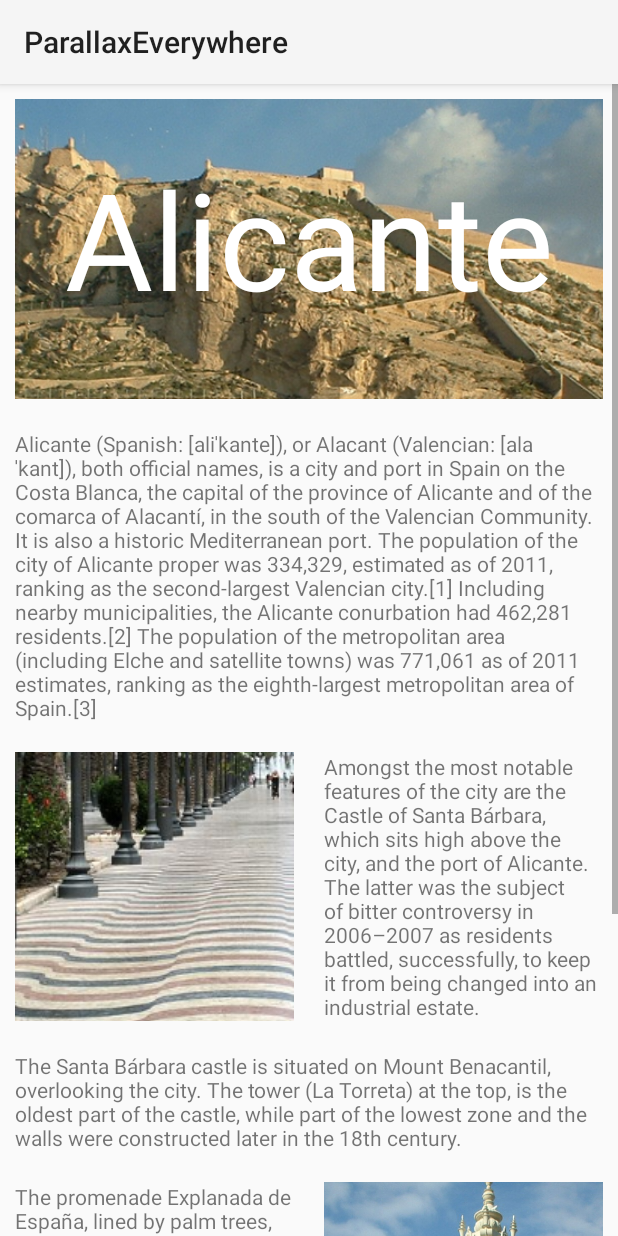
After one commit to Narfss/ParallaxEverywhere, an Android app: the layout fragment_parallax_everywhere_barcelona.xml on its own in the app's theme, with its tools: preview values and no code run, on a phone screen of 412 x 824 dp. The commit adds this screen. Run offline under Robolectric (Android 15) with nearby library versions, the phone set to English and light mode, and no system bars.

Commit message:
Cleaning code

```diff
--- a/library/src/main/java/com/fmsirvent/ParallaxEverywhere/PEWImageView.java
+++ b/library/src/main/java/com/fmsirvent/ParallaxEverywhere/PEWImageView.java
@@ -49,8 +49,8 @@ public class PEWImageView  extends ImageView {
     }
 
     private void checkAttributes(AttributeSet attrs) {
-        TypedArray arr = getContext().obtainStyledAttributes(attrs, R.styleable.PEWImageView);
-        int reverse = arr.getInt(R.styleable.PEWImageView_reverse, 1);
+        TypedArray arr = getContext().obtainStyledAttributes(attrs, R.styleable.PEWAttrs);
+        int reverse = arr.getInt(R.styleable.PEWAttrs_reverse, 1);
 
         reverseX = false;
         reverseY = false;
--- a/library/src/main/java/com/fmsirvent/ParallaxEverywhere/PEWTextView.java
+++ b/library/src/main/java/com/fmsirvent/ParallaxEverywhere/PEWTextView.java
@@ -56,8 +56,8 @@ public class PEWTextView extends TextView {
     }
 
     private void checkAttributes(AttributeSet attrs) {
-        TypedArray arr = getContext().obtainStyledAttributes(attrs, R.styleable.PEWImageView);
-        int reverse = arr.getInt(R.styleable.PEWImageView_reverse, 1);
+        TypedArray arr = getContext().obtainStyledAttributes(attrs, R.styleable.PEWAttrs);
+        int reverse = arr.getInt(R.styleable.PEWAttrs_reverse, 1);
 
         reverseX = false;
         reverseY = false;
@@ -76,8 +76,8 @@ public class PEWTextView extends TextView {
                 break;
         }
 
-        scrollSpaceX = arr.getDimensionPixelSize(R.styleable.PEWImageView_parallax_x, 0);
-        scrollSpaceY = arr.getDimensionPixelSize(R.styleable.PEWImageView_parallax_y, 0);
+        scrollSpaceX = arr.getDimensionPixelSize(R.styleable.PEWAttrs_parallax_x, 0);
+        scrollSpaceY = arr.getDimensionPixelSize(R.styleable.PEWAttrs_parallax_y, 0);
 
         arr.recycle();
     }
--- a/library/src/main/res/values/attrs.xml
+++ b/library/src/main/res/values/attrs.xml
@@ -1,6 +1,6 @@
 <?xml version="1.0" encoding="utf-8"?>
 <resources>
-    <declare-styleable name="PEWImageView">
+    <declare-styleable name="PEWAttrs">
         <attr name="reverse">
             <enum name="none" value="1" />
             <enum name="reverseX" value="2" />
--- a/sample/src/main/java/com/fmsirvent/ParallaxEverywhereSample/ParallaxEverywhereSample.java
+++ b/sample/src/main/java/com/fmsirvent/ParallaxEverywhereSample/ParallaxEverywhereSample.java
@@ -175,7 +175,7 @@ public class ParallaxEverywhereSample extends Activity implements ActionBar.TabL
         @Override
         public View onCreateView(LayoutInflater inflater, ViewGroup container,
                 Bundle savedInstanceState) {
-            View rootView = inflater.inflate(R.layout.fragment_parallax_everywhere_sample, container, false);
+            View rootView = inflater.inflate(R.layout.fragment_parallax_everywhere_alicante, container, false);
             return rootView;
         }
     }
--- /dev/null
+++ b/sample/src/main/res/layout/fragment_parallax_everywhere_barcelona.xml
@@ -0,0 +1,119 @@
+<FrameLayout xmlns:android="http://schemas.android.com/apk/res/android"
+    xmlns:pew="http://schemas.android.com/apk/res-auto"
+    xmlns:tools="http://schemas.android.com/tools"
+    android:layout_width="match_parent"
+    android:layout_height="match_parent"
+    tools:context=".ParallaxDemo$PlaceholderFragment">
+
+    <TextView
+        android:id="@+id/section_label"
+        android:layout_width="wrap_content"
+        android:layout_height="wrap_content" />
+
+    <ScrollView
+        android:layout_width="match_parent"
+        android:layout_height="match_parent">
+
+        <LinearLayout
+            android:layout_width="match_parent"
+            android:layout_height="wrap_content"
+            android:orientation="vertical">
+
+            <FrameLayout
+                android:layout_width="wrap_content"
+                android:layout_height="wrap_content">
+
+                <com.fmsirvent.ParallaxEverywhere.PEWImageView
+                    android:layout_width="match_parent"
+                    android:layout_height="200dp"
+                    android:layout_gravity="center"
+                    android:layout_margin="10dp"
+                    android:scaleType="centerCrop"
+                    android:src="@drawable/alicante_santa_barbara"
+                    pew:reverse="reverseX" />
+
+                <com.fmsirvent.ParallaxEverywhere.PEWTextView
+                    android:layout_width="match_parent"
+                    android:layout_height="match_parent"
+                    android:layout_margin="10dp"
+                    android:gravity="bottom|center_horizontal"
+                    android:text="@string/alicante_text_0"
+                    android:textColor="@android:color/white"
+                    android:textSize="90sp"
+                    pew:parallax_x="160dp"
+                    pew:parallax_y="160dp"
+                    pew:reverse="reverseX" />
+            </FrameLayout>
+
+            <TextView
+                android:layout_width="wrap_content"
+                android:layout_height="wrap_content"
+                android:layout_margin="10dp"
+                android:text="@string/alicante_texto_1" />
+
+            <LinearLayout
+                android:layout_width="match_parent"
+                android:layout_height="match_parent"
+                android:orientation="horizontal"
+                android:weightSum="2">
+
+                <com.fmsirvent.ParallaxEverywhere.PEWImageView
+                    android:layout_width="0dp"
+                    android:layout_height="match_parent"
+                    android:layout_gravity="center"
+                    android:layout_margin="10dp"
+                    android:layout_weight="1"
+                    android:scaleType="centerCrop"
+                    android:src="@drawable/alicante_explanada"
+                    pew:reverse="reverseY" />
+
+                <TextView
+                    android:layout_width="0dp"
+                    android:layout_height="wrap_content"
+                    android:layout_margin="10dp"
+                    android:layout_weight="1"
+                    android:text="@string/alicante_texto_2" />
+
+
+            </LinearLayout>
+
+            <TextView
+                android:layout_width="wrap_content"
+                android:layout_height="wrap_content"
+                android:layout_margin="10dp"
+                android:text="@string/alicante_texto_3" />
+
+            <LinearLayout
+                android:layout_width="match_parent"
+                android:layout_height="match_parent"
+                android:orientation="horizontal"
+                android:weightSum="2">
+
+                <TextView
+                    android:layout_width="0dp"
+                    android:layout_height="wrap_content"
+                    android:layout_margin="10dp"
+                    android:layout_weight="1"
+                    android:text="@string/alicante_texto_4" />
+
+
+                <com.fmsirvent.ParallaxEverywhere.PEWImageView
+                    android:layout_width="0dp"
+                    android:layout_height="match_parent"
+                    android:layout_gravity="center"
+                    android:layout_margin="10dp"
+                    android:layout_weight="1"
+                    android:scaleType="centerCrop"
+                    android:src="@drawable/alicante_luceros"
+                    android:background="@android:color/darker_gray"/>
+
+            </LinearLayout>
+
+        </LinearLayout>
+
+
+
+    </ScrollView>
+
+
+</FrameLayout>
--- a/sample/src/main/res/values/strings.xml
+++ b/sample/src/main/res/values/strings.xml
@@ -2,10 +2,17 @@
 <resources>
 
     <string name="app_name">ParallaxEverywhere</string>
-    <string name="title_section1">Section 1</string>
+    <string name="title_section1">Alicante</string>
     <string name="title_section2">Section 2</string>
     <string name="title_section3">Section 3</string>
-    <string name="hello_world">Hello world!</string>
-    <string name="action_settings">Settings</string>
+
+    <string name="action_settings">About</string>
+
+    <string name="alicante_texto_1">Alicante (Spanish: [aliˈkante]), or Alacant (Valencian: [alaˈkant]), both official names, is a city and port in Spain on the Costa Blanca, the capital of the province of Alicante and of the comarca of Alacantí, in the south of the Valencian Community. It is also a historic Mediterranean port. The population of the city of Alicante proper was 334,329, estimated as of 2011, ranking as the second-largest Valencian city.[1] Including nearby municipalities, the Alicante conurbation had 462,281 residents.[2] The population of the metropolitan area (including Elche and satellite towns) was 771,061 as of 2011 estimates, ranking as the eighth-largest metropolitan area of Spain.[3]</string>
+    <string name="alicante_texto_2">Amongst the most notable features of the city are the Castle of Santa Bárbara, which sits high above the city, and the port of Alicante. The latter was the subject of bitter controversy in 2006–2007 as residents battled, successfully, to keep it from being changed into an industrial estate.</string>
+    <string name="alicante_texto_3">The Santa Bárbara castle is situated on Mount Benacantil, overlooking the city. The tower (La Torreta) at the top, is the oldest part of the castle, while part of the lowest zone and the walls were constructed later in the 18th century.</string>
+    <string name="alicante_texto_4">The promenade Explanada de España, lined by palm trees, is paved with 6.5 million marble floor tiles creating a wavy form and is one of the most lovely promenades in Spain. The Promenade extends from the Port of Alicante to the Gran Vía and ends at the famous statue of Mark Hersch. For the people of Alicante, the promenade is the meeting place for the traditional Spanish paseo, or stroll along the waterfront in the evenings, and a venue for outdoor musical concerts. At the end of the promenade is a monument by the artist Bañuls of the 19th century.</string>
+    <string name="alicante_text_0">Alicante</string>
+    <string name="barcelona_text_0">Barcelona</string>
 
 </resources>
```
Also changed, not shown: sample/src/main/res/layout/fragment_parallax_everywhere_alicante.xml (added, +119 -0 lines), sample/src/main/res/layout/fragment_parallax_everywhere_sample.xml (deleted, +0 -76 lines), sample/src/main/res/drawable-xhdpi/alicante_luceros.png (added).
